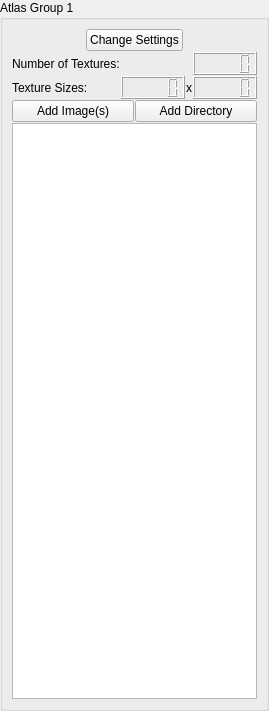
Old version of the form DesignerTool/src/WidgetAtlasGroup.ui in the repository GameOverture/HarmonyEngine.
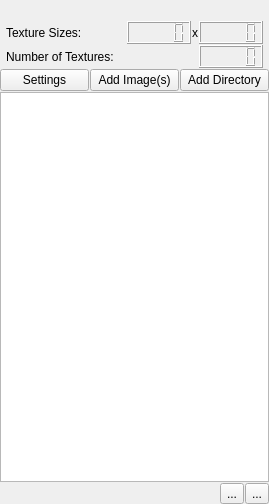
New version of the form. Icons and pictures are not drawn.

Commit message: Got some half-ass image removal from Atlas Manager, which update any dependencies. Need to work on reloading/refreshing Harmony better

The edit to the form file:
```diff
--- a/DesignerTool/src/WidgetAtlasGroup.ui
+++ b/DesignerTool/src/WidgetAtlasGroup.ui
@@ -7,7 +7,7 @@
     <x>0</x>
     <y>0</y>
     <width>269</width>
-    <height>711</height>
+    <height>504</height>
    </rect>
   </property>
   <property name="mouseTracking">
@@ -17,6 +17,9 @@
    <string>Form</string>
   </property>
   <layout class="QVBoxLayout" name="verticalLayout_2">
+   <property name="spacing">
+    <number>1</number>
+   </property>
    <property name="leftMargin">
     <number>0</number>
    </property>
@@ -30,42 +33,7 @@
     <number>0</number>
    </property>
    <item>
-    <widget class="QGroupBox" name="groupBox">
-     <property name="mouseTracking">
-      <bool>false</bool>
-     </property>
-     <property name="title">
-      <string>Atlas Group 1</string>
-     </property>
-     <property name="checkable">
-      <bool>false</bool>
-     </property>
-     <layout class="QVBoxLayout" name="verticalLayout">
-      <property name="spacing">
-       <number>1</number>
-      </property>
-      <item>
        <layout class="QHBoxLayout" name="horizontalLayout_4">
-        <item>
-         <spacer name="horizontalSpacer_3">
-          <property name="orientation">
-           <enum>Qt::Horizontal</enum>
-          </property>
-          <property name="sizeHint" stdset="0">
-           <size>
-            <width>40</width>
-            <height>20</height>
-           </size>
-          </property>
-         </spacer>
-        </item>
-        <item>
-         <widget class="QPushButton" name="btnSettings">
-          <property name="text">
-           <string>Change Settings</string>
-          </property>
-         </widget>
-        </item>
         <item>
          <spacer name="horizontalSpacer">
           <property name="orientation">
@@ -79,22 +47,21 @@
           </property>
          </spacer>
         </item>
-       </layout>
-      </item>
       <item>
-       <layout class="QHBoxLayout" name="horizontalLayout_3">
-        <property name="spacing">
-         <number>1</number>
-        </property>
-        <item>
-         <widget class="QLabel" name="label_3">
+      <widget class="QLabel" name="lblAtlasGroupName">
+       <property name="font">
+        <font>
+         <weight>75</weight>
+         <bold>true</bold>
+        </font>
+       </property>
           <property name="text">
-           <string>Number of Textures:</string>
+        <string>&lt;Atlas Group Name&gt;</string>
           </property>
          </widget>
         </item>
         <item>
-         <spacer name="horizontalSpacer_4">
+      <spacer name="horizontalSpacer_3">
           <property name="orientation">
            <enum>Qt::Horizontal</enum>
           </property>
@@ -106,9 +73,6 @@
           </property>
          </spacer>
         </item>
-        <item>
-         <widget class="QLCDNumber" name="lcdNumTextures"/>
-        </item>
        </layout>
       </item>
       <item>
@@ -116,6 +80,12 @@
         <property name="spacing">
          <number>1</number>
         </property>
+     <property name="leftMargin">
+      <number>6</number>
+     </property>
+     <property name="rightMargin">
+      <number>6</number>
+     </property>
         <item>
          <widget class="QLabel" name="label">
           <property name="text">
@@ -159,8 +129,55 @@
         </item>
        </layout>
       </item>
+   <item>
+    <layout class="QHBoxLayout" name="horizontalLayout_3">
+     <property name="spacing">
+      <number>1</number>
+     </property>
+     <property name="leftMargin">
+      <number>6</number>
+     </property>
+     <property name="rightMargin">
+      <number>6</number>
+     </property>
+     <item>
+      <widget class="QLabel" name="label_3">
+       <property name="text">
+        <string>Number of Textures:</string>
+       </property>
+      </widget>
+     </item>
+     <item>
+      <spacer name="horizontalSpacer_4">
+       <property name="orientation">
+        <enum>Qt::Horizontal</enum>
+       </property>
+       <property name="sizeHint" stdset="0">
+        <size>
+         <width>40</width>
+         <height>20</height>
+        </size>
+       </property>
+      </spacer>
+     </item>
+     <item>
+      <widget class="QLCDNumber" name="lcdNumTextures"/>
+     </item>
+    </layout>
+   </item>
       <item>
        <layout class="QHBoxLayout" name="horizontalLayout_2">
+     <item>
+      <widget class="QPushButton" name="btnSettings">
+       <property name="text">
+        <string>Settings</string>
+       </property>
+       <property name="icon">
+        <iconset resource="res/DesignerTool.qrc">
+         <normaloff>:/icons16x16/generic-settings.png</normaloff>:/icons16x16/generic-settings.png</iconset>
+       </property>
+      </widget>
+     </item>
         <item>
          <widget class="QPushButton" name="btnAddImages">
           <property name="text">
@@ -206,11 +223,39 @@
         </column>
        </widget>
       </item>
-     </layout>
-    </widget>
-   </item>
-  </layout>
-  <action name="actionDeleteImage">
+   <item>
+    <layout class="QHBoxLayout" name="horizontalLayout_5">
+     <item>
+      <spacer name="horizontalSpacer_5">
+       <property name="orientation">
+        <enum>Qt::Horizontal</enum>
+       </property>
+       <property name="sizeHint" stdset="0">
+        <size>
+         <width>40</width>
+         <height>20</height>
+        </size>
+       </property>
+      </spacer>
+     </item>
+     <item>
+      <widget class="QToolButton" name="btnReplaceImages">
+       <property name="text">
+        <string>...</string>
+       </property>
+      </widget>
+     </item>
+     <item>
+      <widget class="QToolButton" name="btnDeleteImages">
+       <property name="text">
+        <string>...</string>
+       </property>
+      </widget>
+     </item>
+    </layout>
+   </item>
+  </layout>
+  <action name="actionDeleteImages">
    <property name="icon">
     <iconset resource="res/DesignerTool.qrc">
      <normaloff>:/icons16x16/edit-delete.png</normaloff>:/icons16x16/edit-delete.png</iconset>
```
Left out of the diff: 14 changed lines with no effect on the pictures. Lines whose indentation alone changed are shown as unchanged. The commit also changes 12 other files.
